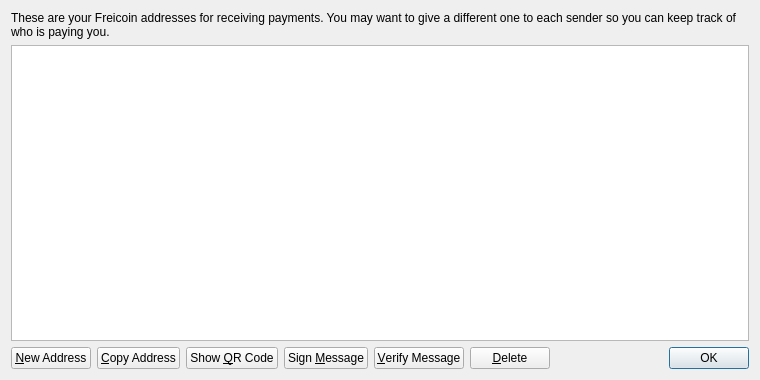
Above: src/qt/forms/addressbookpage.ui from invisibles/invisibles before the change. Below: the same form after it.
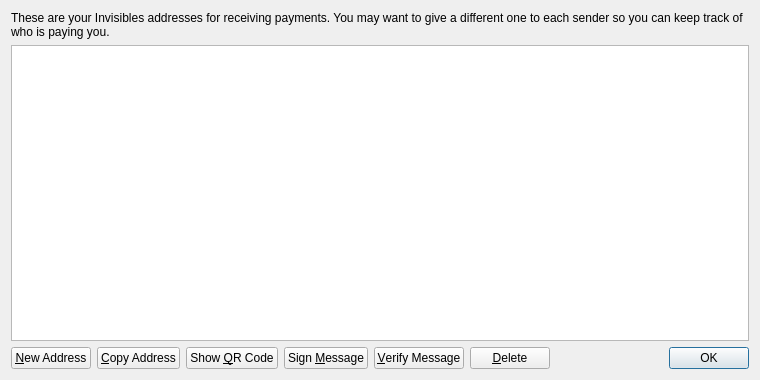
That is the form after the change. Icons and pictures are not drawn.

Commit message: Modifying names from original to Invisibles

Diff of the .ui file:
```diff
--- a/src/qt/forms/addressbookpage.ui
+++ b/src/qt/forms/addressbookpage.ui
@@ -17,7 +17,7 @@
    <item>
     <widget class="QLabel" name="labelExplanation">
      <property name="text">
-      <string>These are your Freicoin addresses for receiving payments. You may want to give a different one to each sender so you can keep track of who is paying you.</string>
+      <string>These are your Invisibles addresses for receiving payments. You may want to give a different one to each sender so you can keep track of who is paying you.</string>
      </property>
      <property name="textFormat">
       <enum>Qt::PlainText</enum>
```
Left out of the diff: 18 changed lines with no effect on the pictures. The commit also changes 217 other files.
